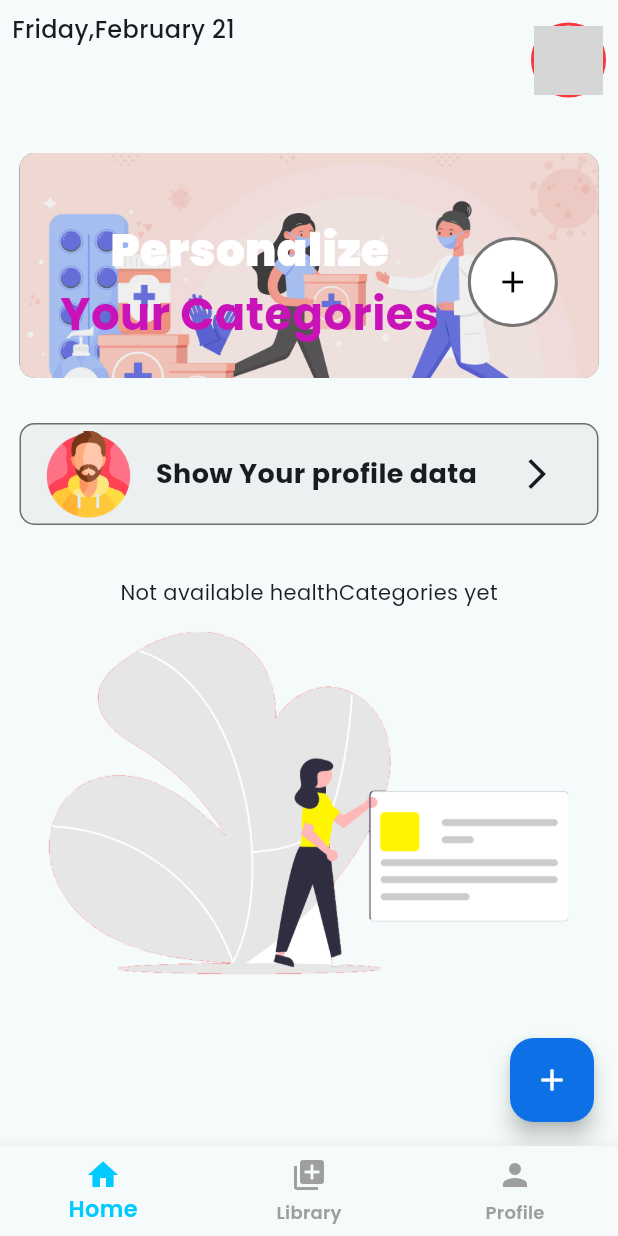
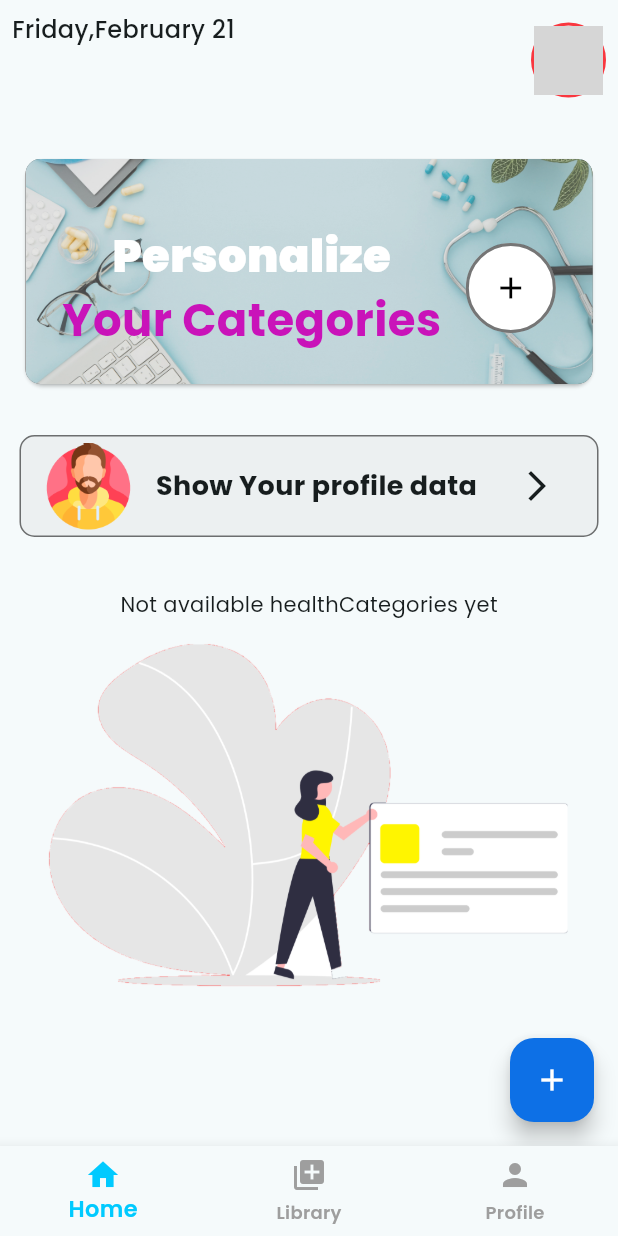
Before and after one commit to NimanthaSupun/healthcare, a Flutter app: the screen it shows once a user with an empty profile is signed in, on a phone screen of 412 x 824 dp. Run offline on Flutter 3.47's test engine with Material 3 defaults, Android fonts, the phone set to English and light mode, and no system bars; our stand-ins replace animate_do, cloud_firestore, firebase_auth, firebase_core, firebase_messaging, firebase_storage and 8 more; missing offline and left inert: google_mlkit_text_recognition; accounts and stored records are empty; network calls fail; grey boxes are pictures that could not be loaded.

Commit message:
Refactor AddYourSymptonsCard to use Card widget and update image asset for improved structure and visual consistency

```diff
--- a/lib/widgets/main/add_your_symptons_card.dart
+++ b/lib/widgets/main/add_your_symptons_card.dart
@@ -12,6 +12,7 @@ class AddYourSymptonsCard extends StatelessWidget {
   Widget build(BuildContext context) {
     return Padding(
       padding: const EdgeInsets.symmetric(horizontal: 5),
+      child: Card(
         child: Stack(
           children: [
             Container(
@@ -30,8 +31,8 @@ class AddYourSymptonsCard extends StatelessWidget {
               child: ClipRRect(
                 borderRadius: BorderRadius.circular(10),
                 child: Image.asset(
-                // "assets/images/frame-medical-equipment-desk.jpg",
-                "assets/images/home-image.jpg",
+                  "assets/images/frame-medical-equipment-desk.jpg",
+                  // "assets/images/home-image.jpg",
                   fit: BoxFit.cover,
                   height: 150,
                   width: double.infinity,
@@ -112,6 +113,7 @@ class AddYourSymptonsCard extends StatelessWidget {
             ),
           ],
         ),
+      ),
     );
   }
 }
```
Lines whose indentation alone changed are shown as unchanged.
